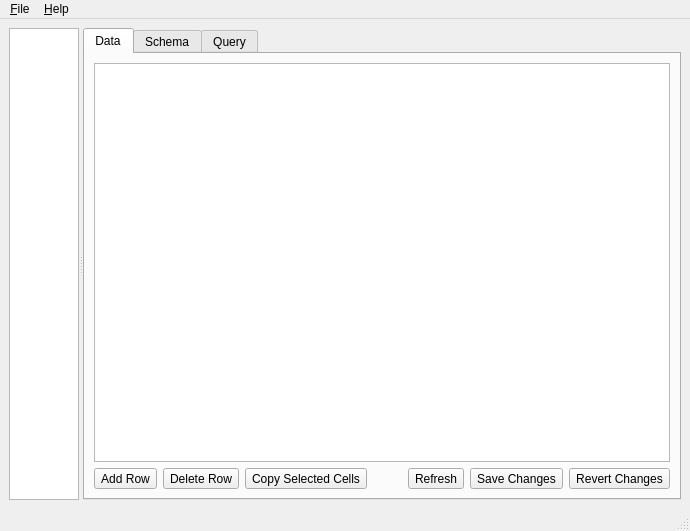
Old version of the form 3rd-party/QtSqlView/src/WMain.ui in the repository OneMoreGres/qtc-dbviewer.
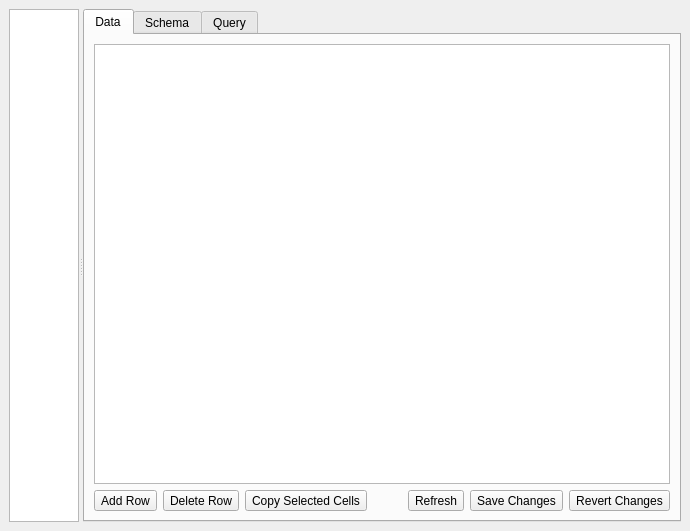
New version of the form. Icons and pictures are not drawn.

Patch:
```diff
--- a/3rd-party/QtSqlView/src/WMain.ui
+++ b/3rd-party/QtSqlView/src/WMain.ui
@@ -2,7 +2,7 @@
 <ui version="4.0">
  <author>Timo Bingmann</author>
  <class>WMain</class>
- <widget class="QMainWindow" name="WMain">
+ <widget class="QWidget" name="WMain">
   <property name="geometry">
    <rect>
     <x>0</x>
@@ -18,7 +18,6 @@
    <iconset resource="QtSqlView.qrc">
     <normaloff>:/img/table.png</normaloff>:/img/table.png</iconset>
   </property>
-  <widget class="QWidget" name="centralwidget">
    <layout class="QHBoxLayout">
     <property name="spacing">
      <number>6</number>
@@ -477,39 +476,6 @@
      </widget>
     </item>
    </layout>
-  </widget>
-  <widget class="QMenuBar" name="menubar">
-   <property name="geometry">
-    <rect>
-     <x>0</x>
-     <y>0</y>
-     <width>690</width>
-     <height>21</height>
-    </rect>
-   </property>
-   <widget class="QMenu" name="menu_File">
-    <property name="title">
-     <string>&amp;File</string>
-    </property>
-    <addaction name="action_AddConnection"/>
-    <addaction name="action_EditConnection"/>
-    <addaction name="action_RemoveConnection"/>
-    <addaction name="action_RefreshTablelist"/>
-    <addaction name="separator"/>
-    <addaction name="action_Exit"/>
-   </widget>
-   <widget class="QMenu" name="menu_Help">
-    <property name="title">
-     <string>&amp;Help</string>
-    </property>
-    <addaction name="action_About"/>
-    <addaction name="action_VisitWebsite"/>
-    <addaction name="action_AboutQt"/>
-   </widget>
-   <addaction name="menu_File"/>
-   <addaction name="menu_Help"/>
-  </widget>
-  <widget class="QStatusBar" name="statusbar"/>
   <action name="action_AddConnection">
    <property name="icon">
     <iconset resource="QtSqlView.qrc">
```
